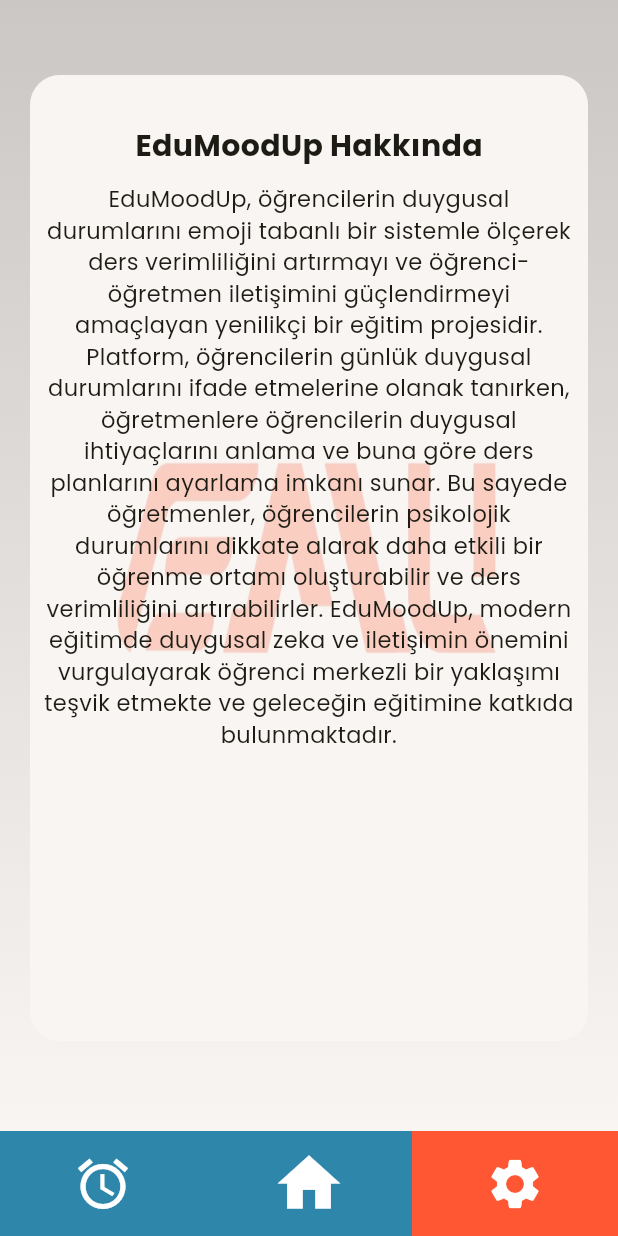
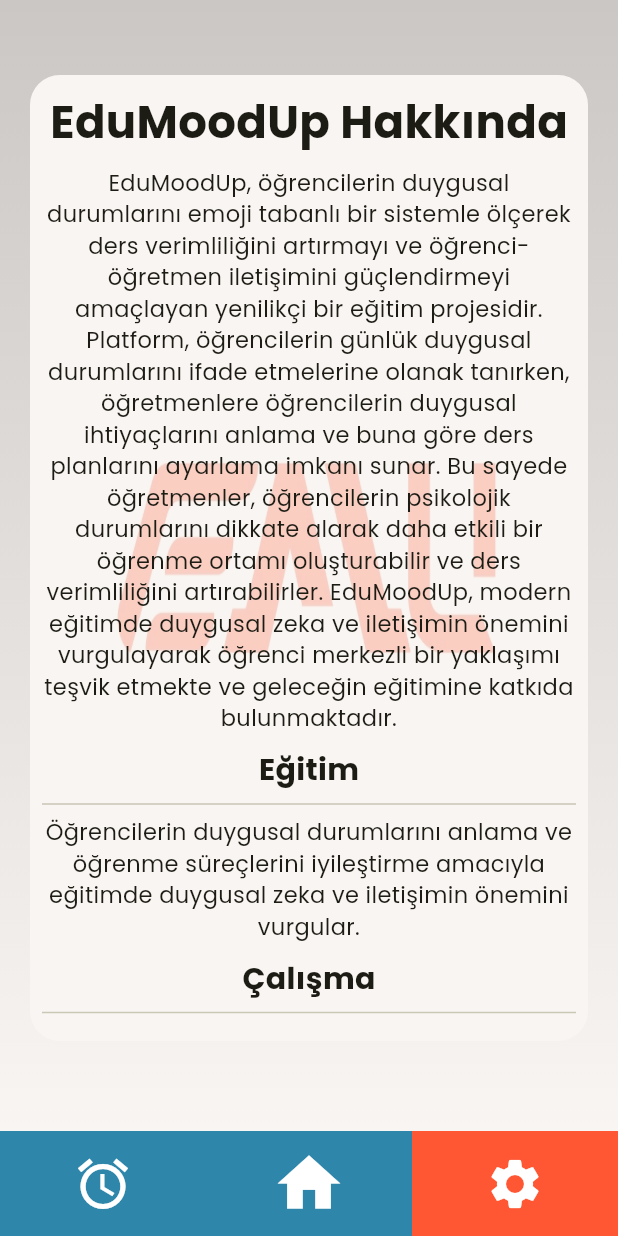
Before and after one commit to atahanhalici/edumoodup, a Flutter app: the AboutApplicationPage screen opened by its route, on a phone screen of 412 x 824 dp. Run offline on Flutter 3.47's test engine with Material 3 defaults, Android fonts, the phone set to English and light mode, and no system bars; our stand-ins replace carousel_slider; missing offline and left inert: graphic.

Commit message:
ufak duzenlemeler

```diff
--- a/lib/pages/about_application_page.dart
+++ b/lib/pages/about_application_page.dart
@@ -107,27 +107,30 @@
                                     opacity: 0.25),
                                 color: anaRenk,
                                 borderRadius: BorderRadius.circular(20)),
-                            child: const SingleChildScrollView(
-                              child: Padding(
-                                padding: EdgeInsets.all(8.0),
-                                child: Column(
+                            child: const Column(
                               mainAxisAlignment: MainAxisAlignment.center,
                               crossAxisAlignment: CrossAxisAlignment.center,
                               children: [
                                 SizedBox(
-                                      height: 25,
+                                  height: 10,
                                 ),
                                 Text(
                                   "EduMoodUp Hakkında",
                                   style: TextStyle(
                                     fontFamily: "Poppins",
-                                        fontSize: 20,
+                                    fontSize: 30,
                                     fontWeight: FontWeight.bold,
                                   ),
                                 ),
-                                    SizedBox(
-                                      height: 10,
-                                    ),
+                                Expanded(
+                                  child: SizedBox(
+                                    child: SingleChildScrollView(
+                                      child: Padding(
+                                        padding: EdgeInsets.all(8.0),
+                                        child: Column(
+                                          mainAxisAlignment:
+                                              MainAxisAlignment.center,
+                                          children: [
                                             Text(
                                               "EduMoodUp, öğrencilerin duygusal durumlarını emoji tabanlı bir sistemle ölçerek ders verimliliğini artırmayı ve öğrenci-öğretmen iletişimini güçlendirmeyi amaçlayan yenilikçi bir eğitim projesidir. Platform, öğrencilerin günlük duygusal durumlarını ifade etmelerine olanak tanırken, öğretmenlere öğrencilerin duygusal ihtiyaçlarını anlama ve buna göre ders planlarını ayarlama imkanı sunar. Bu sayede öğretmenler, öğrencilerin psikolojik durumlarını dikkate alarak daha etkili bir öğrenme ortamı oluşturabilir ve ders verimliliğini artırabilirler. EduMoodUp, modern eğitimde duygusal zeka ve iletişimin önemini vurgulayarak öğrenci merkezli bir yaklaşımı teşvik etmekte ve geleceğin eğitimine katkıda bulunmaktadır.",
                                               textAlign: TextAlign.center,
@@ -138,11 +141,99 @@
                                               ),
                                             ),
                                             SizedBox(
-                                      height: 25,
+                                              height: 10,
+                                            ),
+                                            Text(
+                                              "Eğitim",
+                                              style: TextStyle(
+                                                fontFamily: "Poppins",
+                                                fontSize: 20,
+                                                fontWeight: FontWeight.bold,
+                                              ),
+                                            ),
+                                            Divider(),
+                                            Text(
+                                              "Öğrencilerin duygusal durumlarını anlama ve öğrenme süreçlerini iyileştirme amacıyla eğitimde duygusal zeka ve iletişimin önemini vurgular.",
+                                              textAlign: TextAlign.center,
+                                              style: TextStyle(
+                                                fontFamily: "Poppins",
+                                                fontSize: 15,
+                                                // fontWeight: FontWeight.bold,
+                                              ),
+                                            ),
+                                            SizedBox(
+                                              height: 10,
+                                            ),
+                                            Text(
+                                              "Çalışma",
+                                              style: TextStyle(
+                                                fontFamily: "Poppins",
+                                                fontSize: 20,
+                                                fontWeight: FontWeight.bold,
+                                              ),
+                                            ),
+                                            Divider(),
+                                            Text(
+                                              "Öğretmenlere öğrencilerin duygusal durumlarını daha iyi anlama ve buna göre ders planlarını ayarlama imkanı sunarak işlerini kolaylaştırır ve ders verimliliğini artırır.",
+                                              textAlign: TextAlign.center,
+                                              style: TextStyle(
+                                                fontFamily: "Poppins",
+                                                fontSize: 15,
+                                                // fontWeight: FontWeight.bold,
+                                              ),
+                                            ),
+                                            SizedBox(
+                                              height: 10,
+                                            ),
+                                            Text(
+                                              "Hayat",
+                                              style: TextStyle(
+                                                fontFamily: "Poppins",
+                                                fontSize: 20,
+                                                fontWeight: FontWeight.bold,
+                                              ),
+                                            ),
+                                            Divider(),
+                                            Text(
+                                              "Bireylerin günlük yaşamlarında duygusal ihtiyaçlarını anlama ve sağlıklı iletişimi teşvik ederek daha dengeli ve mutlu bir yaşam süreci için destek sağlar.",
+                                              textAlign: TextAlign.center,
+                                              style: TextStyle(
+                                                fontFamily: "Poppins",
+                                                fontSize: 15,
+                                                // fontWeight: FontWeight.bold,
+                                              ),
+                                            ),
+                                            SizedBox(
+                                              height: 10,
+                                            ),
+                                            Text(
+                                              "Dünya",
+                                              style: TextStyle(
+                                                fontFamily: "Poppins",
+                                                fontSize: 20,
+                                                fontWeight: FontWeight.bold,
+                                              ),
+                                            ),
+                                            Divider(),
+                                            Text(
+                                              "Toplumun her kesiminde duygusal ihtiyaçları anlama ve iletişimi güçlendirme yolunda bir adım olarak dünya genelinde benimsenmeyi hedefler.",
+                                              textAlign: TextAlign.center,
+                                              style: TextStyle(
+                                                fontFamily: "Poppins",
+                                                fontSize: 15,
+                                                // fontWeight: FontWeight.bold,
+                                              ),
                                             ),
                                           ],
                                         ),
                                       ),
+                                    ),
+                                  ),
+                                ),
+                                SizedBox(
+                                  height: 10,
+                                ),
+                              ],
                             ),
                           ),
                         ],
@@ -151,6 +242,4 @@
                   )
                 ]))));
   }
-
-
 }
--- a/lib/pages/teacher_page.dart
+++ b/lib/pages/teacher_page.dart
@@ -100,7 +100,7 @@
                               "Merhaba Furkan 🖐️",
                               style: TextStyle(
                                   fontFamily: "Poppins",
-                                  fontSize: 36,
+                                  fontSize: 34,
                                   fontWeight: FontWeight.bold,
                                   color: Colors.black),
                             ),
@@ -121,7 +121,7 @@
                                       width: 75,
                                     ),
                                     const SizedBox(
-                                      width: 15,
+                                      width: 10,
                                     ),
                                     const Text(
                                       "Güneşli",
@@ -132,7 +132,7 @@
                                           color: Colors.white),
                                     ),
                                     const SizedBox(
-                                      width: 15,
+                                      width: 10,
                                     ),
                                     Text(
                                       "29°",
@@ -239,7 +239,7 @@
                     width: 15,
                   ),
                   SizedBox(
-                    width: (size.width / 2) - 25,
+                    width: (size.width / 2) - 40,
                     child: Text(
                       adi,
                       overflow: TextOverflow.ellipsis,
```
Lines whose indentation alone changed are shown as unchanged.
